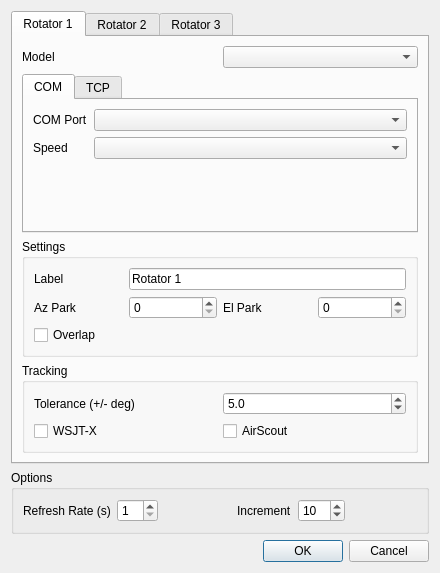
Old version of the form dialogrotator.ui in the repository PianetaRadio/CatRotator.
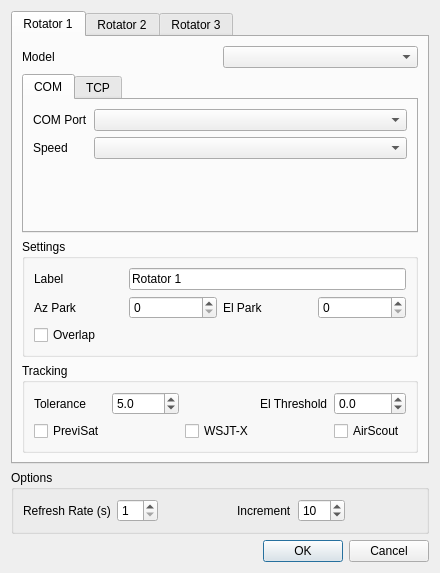
New version of the form. The open tabs and pages were chosen to show the change.

Commit message:
Tracking PreviSat
#13

```diff
--- a/dialogrotator.ui
+++ b/dialogrotator.ui
@@ -183,39 +183,49 @@
           <string>Tracking</string>
          </property>
          <layout class="QGridLayout" name="gridLayout_7">
-          <item row="1" column="0">
-           <widget class="QCheckBox" name="checkBox_WSJTX">
-            <property name="text">
-             <string>WSJT-X</string>
-            </property>
-            <property name="autoExclusive">
-             <bool>true</bool>
-            </property>
-           </widget>
-          </item>
-          <item row="1" column="1">
-           <widget class="QCheckBox" name="checkBox_AirScout">
-            <property name="text">
-             <string>AirScout</string>
-            </property>
-            <property name="autoExclusive">
-             <bool>true</bool>
-            </property>
-            <property name="tristate">
-             <bool>false</bool>
-            </property>
-           </widget>
-          </item>
           <item row="0" column="0">
            <widget class="QLabel" name="label_tolerance">
             <property name="text">
-             <string>Tolerance (+/- deg)</string>
+             <string>Tolerance</string>
             </property>
             <property name="buddy">
              <cstring>doubleSpinBox_tolerance</cstring>
             </property>
            </widget>
           </item>
+          <item row="1" column="4">
+           <widget class="QCheckBox" name="checkBox_AirScout">
+            <property name="text">
+             <string>AirScout</string>
+            </property>
+            <property name="autoExclusive">
+             <bool>true</bool>
+            </property>
+            <property name="tristate">
+             <bool>false</bool>
+            </property>
+           </widget>
+          </item>
+          <item row="1" column="2">
+           <widget class="QCheckBox" name="checkBox_WSJTX">
+            <property name="text">
+             <string>WSJT-X</string>
+            </property>
+            <property name="autoExclusive">
+             <bool>true</bool>
+            </property>
+           </widget>
+          </item>
+          <item row="1" column="0">
+           <widget class="QCheckBox" name="checkBox_PreviSat">
+            <property name="text">
+             <string>PreviSat</string>
+            </property>
+            <property name="autoExclusive">
+             <bool>true</bool>
+            </property>
+           </widget>
+          </item>
           <item row="0" column="1">
            <widget class="QDoubleSpinBox" name="doubleSpinBox_tolerance">
             <property name="decimals">
@@ -229,6 +239,29 @@
             </property>
            </widget>
           </item>
+          <item row="0" column="4">
+           <widget class="QDoubleSpinBox" name="doubleSpinBox_threshold">
+            <property name="decimals">
+             <number>1</number>
+            </property>
+            <property name="minimum">
+             <double>-45.000000000000000</double>
+            </property>
+            <property name="maximum">
+             <double>90.000000000000000</double>
+            </property>
+           </widget>
+          </item>
+          <item row="0" column="3">
+           <widget class="QLabel" name="label_threshold">
+            <property name="text">
+             <string>El Threshold</string>
+            </property>
+            <property name="buddy">
+             <cstring>doubleSpinBox_threshold</cstring>
+            </property>
+           </widget>
+          </item>
          </layout>
         </widget>
        </item>
```
Left out of the diff: 109 changed lines with no effect on the pictures. The commit also changes 6 other files.
